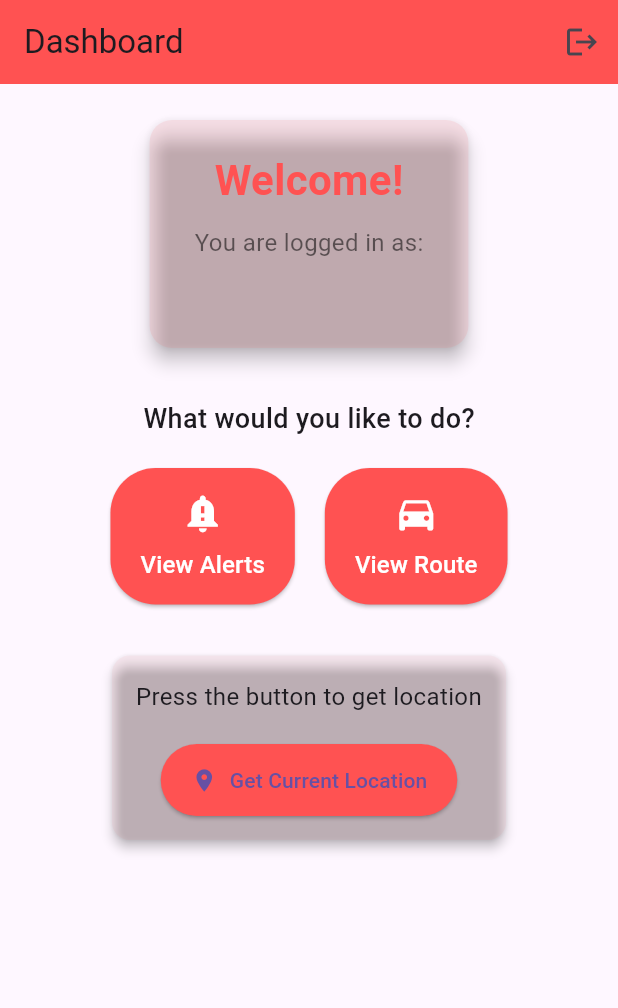
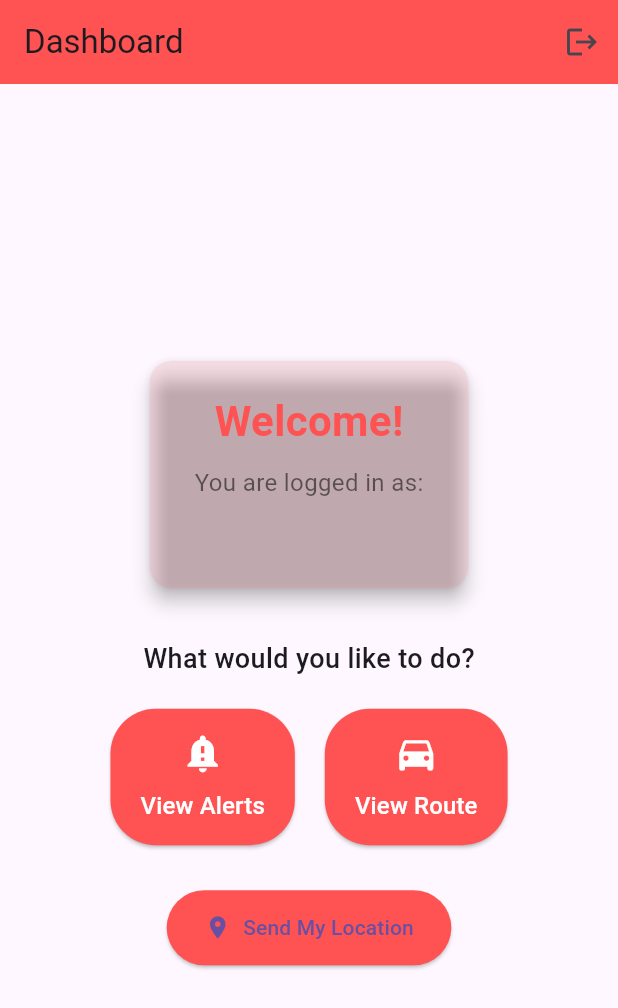
Before and after one commit to christcharlgabales/DigitalBillboard, a Flutter app: the HomeScreen screen opened directly, on a phone screen of 412 x 824 dp. Shown: the top 1008 px of the screen. Run offline on Flutter 3.47's test engine with Material 3 defaults, Android fonts, the phone set to English and light mode, and no system bars; our stand-ins replace flutter_dotenv, geolocator, supabase_flutter; accounts and stored records are empty.

Commit message:
feat: send location to database

```diff
--- a/lib/screens/home_screen.dart
+++ b/lib/screens/home_screen.dart
@@ -1,18 +1,10 @@
 import 'package:flutter/material.dart';
+import 'package:geolocator/geolocator.dart';
 import 'package:supabase_flutter/supabase_flutter.dart';
-import 'package:geolocator/geolocator.dart';
-import '../services/location_service.dart'; // Make sure this file exists
 import 'login_screen.dart';
 
-class HomeScreen extends StatefulWidget {
+class HomeScreen extends StatelessWidget {
   const HomeScreen({super.key});
-
-  @override
-  State<HomeScreen> createState() => _HomeScreenState();
-}
-
-class _HomeScreenState extends State<HomeScreen> {
-  String locationText = "Press the button to get location";
 
   void _logout(BuildContext context) async {
     await Supabase.instance.client.auth.signOut();
@@ -22,19 +14,39 @@ class _HomeScreenState extends State<HomeScreen> {
     );
   }
 
-  void _fetchLocation() async {
+  Future<void> _sendLocation(BuildContext context) async {
     try {
-      final locationService = LocationService();
-      Position position = await locationService.getCurrentLocation();
+      final hasPermission = await Geolocator.checkPermission();
+      if (hasPermission == LocationPermission.denied ||
+          hasPermission == LocationPermission.deniedForever) {
+        final permission = await Geolocator.requestPermission();
+        if (permission == LocationPermission.denied ||
+            permission == LocationPermission.deniedForever) {
+          ScaffoldMessenger.of(context).showSnackBar(
+            SnackBar(content: Text('Location permission is required')),
+          );
+          return;
+        }
+      }
 
-      setState(() {
-        locationText =
-            "Latitude: ${position.latitude}, Longitude: ${position.longitude}";
+      final position = await Geolocator.getCurrentPosition(
+        desiredAccuracy: LocationAccuracy.high,
+      );
+      final user = Supabase.instance.client.auth.currentUser;
+
+      final response = await Supabase.instance.client.from('locations').insert({
+        'user_id': user?.id,
+        'latitude': position.latitude,
+        'longitude': position.longitude,
       });
+
+      ScaffoldMessenger.of(
+        context,
+      ).showSnackBar(SnackBar(content: Text('Location sent!')));
     } catch (e) {
-      setState(() {
-        locationText = "Error: ${e.toString()}";
-      });
+      ScaffoldMessenger.of(
+        context,
+      ).showSnackBar(SnackBar(content: Text('Error sending location: $e')));
     }
   }
 
@@ -57,11 +69,9 @@ class _HomeScreenState extends State<HomeScreen> {
       ),
       body: Padding(
         padding: const EdgeInsets.all(20.0),
-        child: SingleChildScrollView(
         child: Column(
           mainAxisAlignment: MainAxisAlignment.center,
           children: [
-              // Welcome Card
             Card(
               elevation: 5,
               shape: RoundedRectangleBorder(
@@ -75,7 +85,7 @@ class _HomeScreenState extends State<HomeScreen> {
                 ),
                 child: Column(
                   children: [
-                      const Text(
+                    Text(
                       'Welcome!',
                       style: TextStyle(
                         fontSize: 28,
@@ -83,94 +93,65 @@ class _HomeScreenState extends State<HomeScreen> {
                         color: Colors.redAccent,
                       ),
                     ),
-                      const SizedBox(height: 10),
-                      const Text(
+                    SizedBox(height: 10),
+                    Text(
                       'You are logged in as:',
                       style: TextStyle(fontSize: 16, color: Colors.black54),
                     ),
-                      const SizedBox(height: 10),
+                    SizedBox(height: 10),
                     Text(
                       userEmail,
-                        style: const TextStyle(
+                      style: TextStyle(
                         fontSize: 20,
                         fontWeight: FontWeight.w500,
-                          color: Color.fromARGB(255, 22, 20, 20),
+                        color: const Color.fromARGB(255, 22, 20, 20),
                       ),
                     ),
                   ],
                 ),
               ),
             ),
-              const SizedBox(height: 30),
-              const Text(
+            SizedBox(height: 30),
+            Text(
               'What would you like to do?',
               style: TextStyle(fontSize: 18, fontWeight: FontWeight.w500),
             ),
-              const SizedBox(height: 20),
+            SizedBox(height: 20),
             Row(
               mainAxisAlignment: MainAxisAlignment.center,
               children: [
-                  _buildOptionButton(
-                    'View Alerts',
-                    Icons.notification_important,
-                  ),
-                  const SizedBox(width: 20),
+                _buildOptionButton('View Alerts', Icons.notification_important),
+                SizedBox(width: 20),
                 _buildOptionButton('View Route', Icons.directions_car),
               ],
             ),
-              const SizedBox(height: 30),
-              // Location display
-              Card(
-                elevation: 3,
-                shape: RoundedRectangleBorder(
-                  borderRadius: BorderRadius.circular(12.0),
-                ),
-                color: Colors.redAccent.withOpacity(0.05),
-                child: Padding(
-                  padding: const EdgeInsets.all(16.0),
-                  child: Column(
-                    children: [
-                      Text(
-                        locationText,
-                        textAlign: TextAlign.center,
-                        style: const TextStyle(fontSize: 16),
-                      ),
-                      const SizedBox(height: 20),
+            SizedBox(height: 30),
             ElevatedButton.icon(
-                        onPressed: _fetchLocation,
-                        icon: const Icon(Icons.location_on),
-                        label: const Text('Get Current Location'),
+              onPressed: () => _sendLocation(context),
+              icon: Icon(Icons.location_on),
+              label: Text('Send My Location'),
               style: ElevatedButton.styleFrom(
                 backgroundColor: Colors.redAccent,
-                          padding: const EdgeInsets.symmetric(
-                            vertical: 14.0,
-                            horizontal: 20.0,
-                          ),
+                padding: EdgeInsets.symmetric(vertical: 15, horizontal: 25),
                 shape: RoundedRectangleBorder(
-                            borderRadius: BorderRadius.circular(30.0),
+                  borderRadius: BorderRadius.circular(30),
                 ),
               ),
             ),
           ],
         ),
       ),
-              ),
-            ],
-          ),
-        ),
-      ),
     );
   }
 
-  // Reusable option button
   Widget _buildOptionButton(String title, IconData icon) {
     return ElevatedButton(
       onPressed: () {
-        // Placeholder for navigation logic
+        // Implement navigation for each button's functionality
       },
       style: ElevatedButton.styleFrom(
         backgroundColor: Colors.redAccent,
-        padding: const EdgeInsets.symmetric(vertical: 15.0, horizontal: 20.0),
+        padding: EdgeInsets.symmetric(vertical: 15.0, horizontal: 20.0),
         shape: RoundedRectangleBorder(
           borderRadius: BorderRadius.circular(30.0),
         ),
@@ -178,11 +159,8 @@ class _HomeScreenState extends State<HomeScreen> {
       child: Column(
         children: [
           Icon(icon, size: 30, color: Colors.white),
-          const SizedBox(height: 8),
-          Text(
-            title,
-            style: const TextStyle(color: Colors.white, fontSize: 16),
-          ),
+          SizedBox(height: 8),
+          Text(title, style: TextStyle(color: Colors.white, fontSize: 16)),
         ],
       ),
     );
--- a/lib/services/location_service.dart
+++ b/lib/services/location_service.dart
@@ -1,4 +1,3 @@
-// lib/services/location_service.dart
 import 'package:geolocator/geolocator.dart';
 
 class LocationService {
```
Lines whose indentation alone changed are shown as unchanged.
